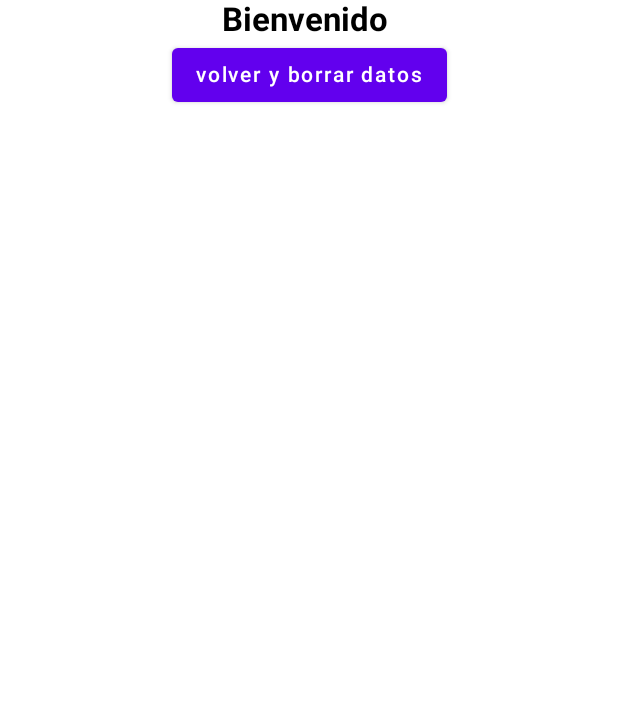
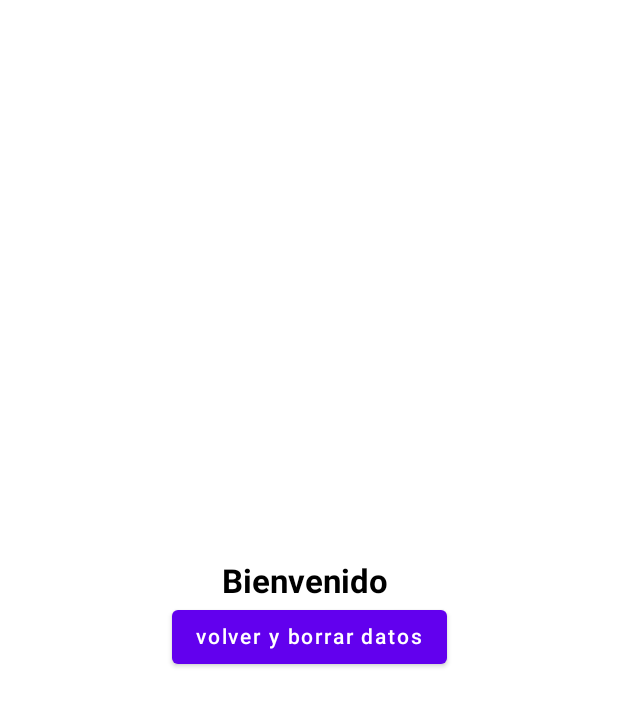
Before and after one commit to GennerGR/PruebasV, an Android app built with Jetpack Compose: the composable ProfileResultScreen shown on its own in the app's theme, on a phone screen of 412 x 824 dp. Shown: the top 706 px of the screen. Run offline under Robolectric (Android 15) with nearby library versions, the phone set to English and light mode, and no system bars; our stand-ins replace Voyager; libraries missing offline, so code that uses them is left out: com.russhwolf.settings; 2 statements that could not run were skipped.

Commit message:
ProfileResultScreen reformateando código

```diff
--- a/composeApp/src/commonMain/kotlin/com/gnr/pruebasv/settings/ProfileResultScreen.kt
+++ b/composeApp/src/commonMain/kotlin/com/gnr/pruebasv/settings/ProfileResultScreen.kt
@@ -2,6 +2,7 @@ package com.gnr.pruebasv.settings
 
 import androidx.compose.foundation.background
 import androidx.compose.foundation.layout.Column
+import androidx.compose.foundation.layout.Spacer
 import androidx.compose.foundation.layout.fillMaxSize
 import androidx.compose.material.Button
 import androidx.compose.material.Text
@@ -17,7 +18,6 @@ import cafe.adriel.voyager.navigator.currentOrThrow
 import com.gnr.pruebasv.settings.ProfileScreen.Companion.KEY_NAME
 import com.gnr.pruebasv.settings.ProfileScreen.Companion.KEY_VIP
 import com.russhwolf.settings.Settings
-import pruebasv.composeapp.generated.resources.Res
 
 class ProfileResultScreen : Screen {
 
@@ -42,11 +42,13 @@ class ProfileResultScreen : Screen {
             horizontalAlignment = Alignment.CenterHorizontally
         ) {
             val name: String = settings.getString(KEY_NAME, "")
+            Spacer(modifier = Modifier.weight(1f))
             Text("Bienvenido $name", fontSize = 22.sp, fontWeight = FontWeight.Bold)
             Button(onClick = {
                 settings.clear()
                 navigator.pop()
             }) { Text("volver y borrar datos") }
+            Spacer(modifier = Modifier.weight(1f))
         }
 
     }
```
